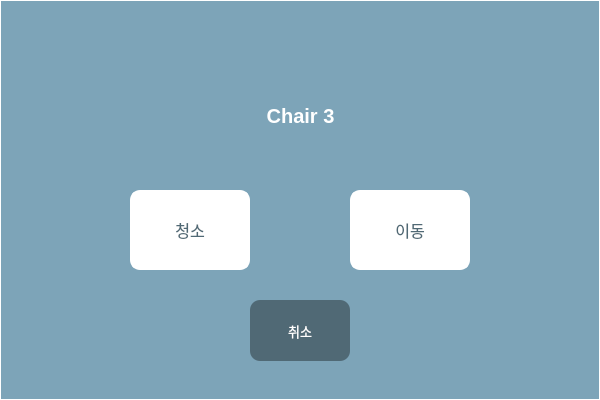
This is src/chair3_dialog.ui in qwertyBBeers/HairD-2022.09.01- as Qt 5 draws it before an edit. The edited form follows.
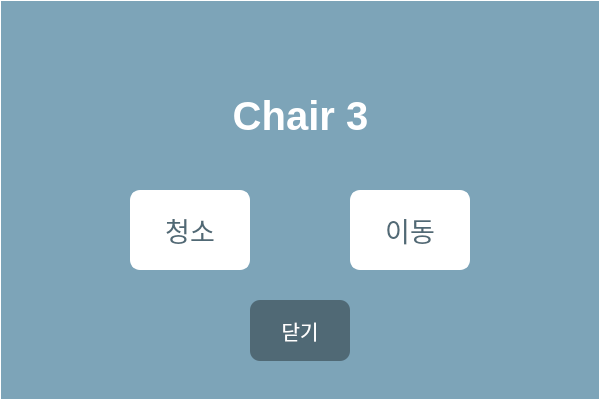
This is the edited form.

Patch:
```diff
--- a/src/chair3_dialog.ui
+++ b/src/chair3_dialog.ui
@@ -30,7 +30,7 @@
    </property>
    <property name="font">
     <font>
-     <pointsize>12</pointsize>
+     <pointsize>20</pointsize>
      <weight>50</weight>
      <bold>false</bold>
     </font>
@@ -68,14 +68,14 @@
     </rect>
    </property>
    <property name="styleSheet">
-    <string notr="true">font:10pt;
+    <string notr="true">font:15pt;
 color : white;
 background: #506975;
 border : 0pt;
 border-radius: 10px;</string>
    </property>
    <property name="text">
-    <string>취소</string>
+    <string>닫기</string>
    </property>
   </widget>
   <widget class="QLabel" name="label">
@@ -89,7 +89,7 @@
    </property>
    <property name="font">
     <font>
-     <pointsize>15</pointsize>
+     <pointsize>30</pointsize>
      <weight>75</weight>
      <italic>false</italic>
      <bold>true</bold>
@@ -99,7 +99,7 @@
     <enum>Qt::LeftToRight</enum>
    </property>
    <property name="styleSheet">
-    <string notr="true">font:15pt;
+    <string notr="true">font:30pt;
 font:bold;
 color : white;
 border:false;
@@ -124,7 +124,7 @@
    </property>
    <property name="font">
     <font>
-     <pointsize>12</pointsize>
+     <pointsize>20</pointsize>
      <weight>50</weight>
      <bold>false</bold>
     </font>
```
